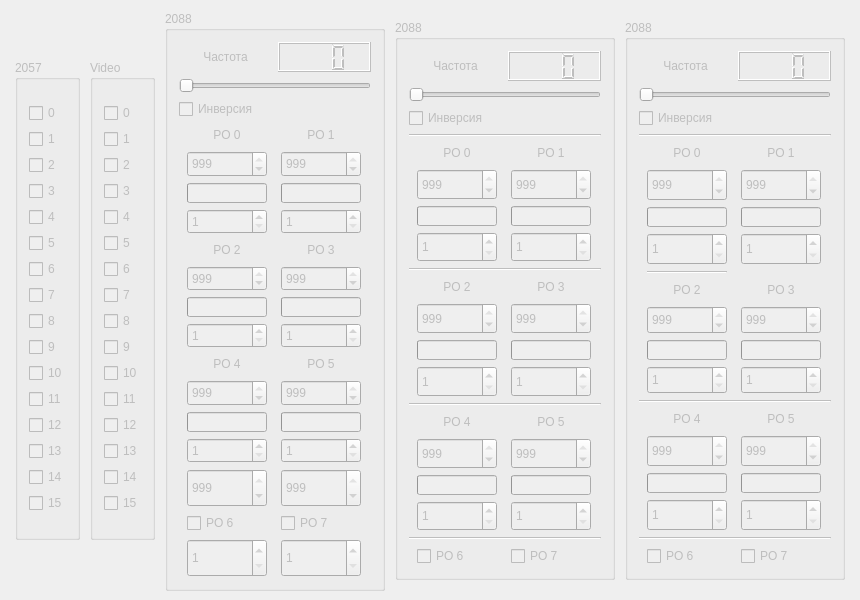
Before: the Qt Designer form Megatron-server/server.ui in sseitov/Megatron, drawn with Qt 5.
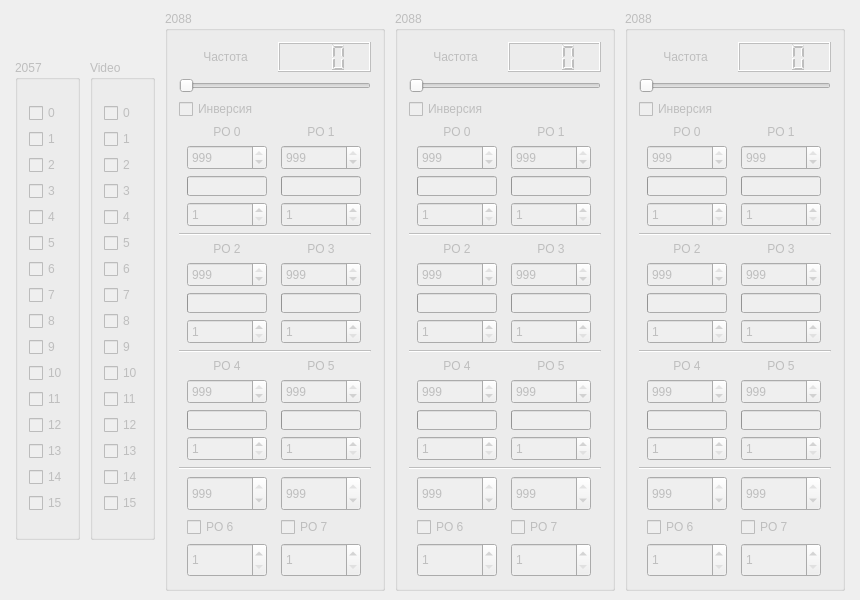
After: the same form once the commit is applied.

Diff of the .ui file:
```diff
--- a/Megatron-server/server.ui
+++ b/Megatron-server/server.ui
@@ -698,6 +698,13 @@
         </item>
        </layout>
       </item>
+      <item>
+       <widget class="Line" name="line_11">
+        <property name="orientation">
+         <enum>Qt::Horizontal</enum>
+        </property>
+       </widget>
+      </item>
       <item>
        <layout class="QGridLayout" name="gridLayout_14">
         <item row="0" column="0">
@@ -896,6 +903,13 @@
         </item>
        </layout>
       </item>
+      <item>
+       <widget class="Line" name="line_12">
+        <property name="orientation">
+         <enum>Qt::Horizontal</enum>
+        </property>
+       </widget>
+      </item>
       <item>
        <layout class="QGridLayout" name="gridLayout_15">
         <item row="0" column="0">
@@ -1094,6 +1108,13 @@
         </item>
        </layout>
       </item>
+      <item>
+       <widget class="Line" name="line_16">
+        <property name="orientation">
+         <enum>Qt::Horizontal</enum>
+        </property>
+       </widget>
+      </item>
       <item>
        <layout class="QGridLayout" name="gridLayout">
         <item row="0" column="0">
@@ -1241,13 +1262,13 @@
      <property name="minimumSize">
       <size>
        <width>220</width>
-       <height>480</height>
+       <height>580</height>
       </size>
      </property>
      <property name="maximumSize">
       <size>
        <width>220</width>
-       <height>560</height>
+       <height>580</height>
       </size>
      </property>
      <property name="title">
@@ -1317,16 +1338,9 @@
        </widget>
       </item>
       <item>
-       <widget class="Line" name="line_10">
-        <property name="orientation">
-         <enum>Qt::Horizontal</enum>
-        </property>
-       </widget>
-      </item>
-      <item>
-       <layout class="QGridLayout" name="gridLayout_5">
+       <layout class="QGridLayout" name="gridLayout_16">
         <item row="0" column="0">
-         <widget class="QLabel" name="label_9">
+         <widget class="QLabel" name="label_30">
           <property name="minimumSize">
            <size>
             <width>80</width>
@@ -1348,7 +1362,7 @@
          </widget>
         </item>
         <item row="0" column="1">
-         <widget class="QLabel" name="label_10">
+         <widget class="QLabel" name="label_31">
           <property name="minimumSize">
            <size>
             <width>80</width>
@@ -1525,7 +1539,7 @@
        </layout>
       </item>
       <item>
-       <widget class="Line" name="line_9">
+       <widget class="Line" name="line_13">
         <property name="orientation">
          <enum>Qt::Horizontal</enum>
         </property>
@@ -1730,7 +1744,7 @@
        </layout>
       </item>
       <item>
-       <widget class="Line" name="line_8">
+       <widget class="Line" name="line_14">
         <property name="orientation">
          <enum>Qt::Horizontal</enum>
         </property>
@@ -1944,6 +1958,56 @@
       <item>
        <layout class="QGridLayout" name="gridLayout_8">
         <item row="0" column="0">
+         <widget class="QSpinBox" name="hi6_2">
+          <property name="minimumSize">
+           <size>
+            <width>80</width>
+            <height>25</height>
+           </size>
+          </property>
+          <property name="maximumSize">
+           <size>
+            <width>50</width>
+            <height>200</height>
+           </size>
+          </property>
+          <property name="minimum">
+           <number>1</number>
+          </property>
+          <property name="maximum">
+           <number>999</number>
+          </property>
+          <property name="value">
+           <number>999</number>
+          </property>
+         </widget>
+        </item>
+        <item row="0" column="1">
+         <widget class="QSpinBox" name="hi7_2">
+          <property name="minimumSize">
+           <size>
+            <width>80</width>
+            <height>25</height>
+           </size>
+          </property>
+          <property name="maximumSize">
+           <size>
+            <width>50</width>
+            <height>200</height>
+           </size>
+          </property>
+          <property name="minimum">
+           <number>1</number>
+          </property>
+          <property name="maximum">
+           <number>999</number>
+          </property>
+          <property name="value">
+           <number>999</number>
+          </property>
+         </widget>
+        </item>
+        <item row="1" column="0">
          <widget class="QCheckBox" name="po6_2">
           <property name="minimumSize">
            <size>
@@ -1962,7 +2026,7 @@
           </property>
          </widget>
         </item>
-        <item row="0" column="1">
+        <item row="1" column="1">
          <widget class="QCheckBox" name="po7_2">
           <property name="minimumSize">
            <size>
@@ -1981,6 +2045,50 @@
           </property>
          </widget>
         </item>
+        <item row="2" column="0">
+         <widget class="QSpinBox" name="lo6_2">
+          <property name="minimumSize">
+           <size>
+            <width>80</width>
+            <height>25</height>
+           </size>
+          </property>
+          <property name="maximumSize">
+           <size>
+            <width>50</width>
+            <height>200</height>
+           </size>
+          </property>
+          <property name="minimum">
+           <number>1</number>
+          </property>
+          <property name="maximum">
+           <number>999</number>
+          </property>
+         </widget>
+        </item>
+        <item row="2" column="1">
+         <widget class="QSpinBox" name="lo7_2">
+          <property name="minimumSize">
+           <size>
+            <width>80</width>
+            <height>25</height>
+           </size>
+          </property>
+          <property name="maximumSize">
+           <size>
+            <width>50</width>
+            <height>200</height>
+           </size>
+          </property>
+          <property name="minimum">
+           <number>1</number>
+          </property>
+          <property name="maximum">
+           <number>999</number>
+          </property>
+         </widget>
+        </item>
        </layout>
       </item>
      </layout>
@@ -1994,13 +2102,13 @@
      <property name="minimumSize">
       <size>
        <width>220</width>
-       <height>480</height>
+       <height>580</height>
       </size>
      </property>
      <property name="maximumSize">
       <size>
        <width>220</width>
-       <height>560</height>
+       <height>580</height>
       </size>
      </property>
      <property name="title">
@@ -2070,16 +2178,9 @@
        </widget>
       </item>
       <item>
-       <widget class="Line" name="line_15">
-        <property name="orientation">
-         <enum>Qt::Horizontal</enum>
-        </property>
-       </widget>
-      </item>
-      <item>
-       <layout class="QGridLayout" name="gridLayout_9">
+       <layout class="QGridLayout" name="gridLayout_19">
         <item row="0" column="0">
-         <widget class="QLabel" name="label_16">
+         <widget class="QLabel" name="label_37">
           <property name="minimumSize">
            <size>
             <width>80</width>
@@ -2101,7 +2202,7 @@
          </widget>
         </item>
         <item row="0" column="1">
-         <widget class="QLabel" name="label_17">
+         <widget class="QLabel" name="label_38">
           <property name="minimumSize">
            <size>
             <width>80</width>
@@ -2278,9 +2379,16 @@
        </layout>
       </item>
       <item>
-       <layout class="QGridLayout" name="gridLayout_10">
-        <item row="1" column="0">
-         <widget class="QLabel" name="label_18">
+       <widget class="Line" name="line_15">
+        <property name="orientation">
+         <enum>Qt::Horizontal</enum>
+        </property>
+       </widget>
+      </item>
+      <item>
+       <layout class="QGridLayout" name="gridLayout_20">
+        <item row="0" column="0">
+         <widget class="QLabel" name="label_39">
           <property name="minimumSize">
            <size>
             <width>80</width>
@@ -2301,8 +2409,8 @@
           </property>
          </widget>
         </item>
-        <item row="1" column="1">
-         <widget class="QLabel" name="label_19">
+        <item row="0" column="1">
+         <widget class="QLabel" name="label_40">
           <property name="minimumSize">
            <size>
             <width>80</width>
@@ -2323,7 +2431,7 @@
           </property>
          </widget>
         </item>
-        <item row="2" column="0">
+        <item row="1" column="0">
          <widget class="QSpinBox" name="hi2_3">
           <property name="minimumSize">
            <size>
@@ -2348,7 +2456,7 @@
           </property>
          </widget>
         </item>
-        <item row="2" column="1">
+        <item row="1" column="1">
          <widget class="QSpinBox" name="hi3_3">
           <property name="minimumSize">
            <size>
@@ -2373,7 +2481,7 @@
           </property>
          </widget>
         </item>
-        <item row="3" column="0">
+        <item row="2" column="0">
          <widget class="QProgressBar" name="po2_3">
           <property name="minimumSize">
            <size>
@@ -2401,29 +2509,7 @@
           </property>
          </widget>
         </item>
-        <item row="4" column="0">
-         <widget class="QSpinBox" name="lo2_3">
-          <property name="minimumSize">
-           <size>
-            <width>80</width>
-            <height>25</height>
-           </size>
-          </property>
-          <property name="maximumSize">
-           <size>
-            <width>50</width>
-            <height>200</height>
-           </size>
-          </property>
-          <property name="minimum">
-           <number>1</number>
-          </property>
-          <property name="maximum">
-           <number>999</number>
-          </property>
-         </widget>
-        </item>
-        <item row="3" column="1">
+        <item row="2" column="1">
          <widget class="QProgressBar" name="po3_3">
           <property name="minimumSize">
            <size>
@@ -2451,7 +2537,29 @@
           </property>
          </widget>
         </item>
-        <item row="4" column="1">
+        <item row="3" column="0">
+         <widget class="QSpinBox" name="lo2_3">
+          <property name="minimumSize">
+           <size>
+            <width>80</width>
+            <height>25</height>
+           </size>
+          </property>
+          <property name="maximumSize">
+           <size>
+            <width>50</width>
+            <height>200</height>
+           </size>
+          </property>
+          <property name="minimum">
+           <number>1</number>
+          </property>
+          <property name="maximum">
+           <number>999</number>
+          </property>
+         </widget>
+        </item>
+        <item row="3" column="1">
          <widget class="QSpinBox" name="lo3_3">
           <property name="minimumSize">
            <size>
@@ -2473,17 +2581,10 @@
           </property>
          </widget>
         </item>
-        <item row="0" column="0">
-         <widget class="Line" name="line_14">
-          <property name="orientation">
-           <enum>Qt::Horizontal</enum>
-          </property>
-         </widget>
-        </item>
        </layout>
       </item>
       <item>
-       <widget class="Line" name="line_13">
+       <widget class="Line" name="line_18">
         <property name="orientation">
          <enum>Qt::Horizontal</enum>
         </property>
@@ -2695,27 +2796,58 @@
        </widget>
       </item>
       <item>
-       <layout class="QGridLayout" name="gridLayout_12">
-        <item row="0" column="1">
-         <widget class="QCheckBox" name="po7_3">
-          <property name="minimumSize">
-           <size>
-            <width>80</width>
-            <height>0</height>
-           </size>
-          </property>
-          <property name="maximumSize">
-           <size>
-            <width>80</width>
-            <height>16777215</height>
-           </size>
-          </property>
-          <property name="text">
-           <string>PO 7</string>
-          </property>
-         </widget>
-        </item>
+       <layout class="QGridLayout" name="gridLayout_3">
         <item row="0" column="0">
+         <widget class="QSpinBox" name="hi6_3">
+          <property name="minimumSize">
+           <size>
+            <width>80</width>
+            <height>25</height>
+           </size>
+          </property>
+          <property name="maximumSize">
+           <size>
+            <width>50</width>
+            <height>200</height>
+           </size>
+          </property>
+          <property name="minimum">
+           <number>1</number>
+          </property>
+          <property name="maximum">
+           <number>999</number>
+          </property>
+          <property name="value">
+           <number>999</number>
+          </property>
+         </widget>
+        </item>
+        <item row="0" column="1">
+         <widget class="QSpinBox" name="hi7_3">
+          <property name="minimumSize">
+           <size>
+            <width>80</width>
+            <height>25</height>
+           </size>
+          </property>
+          <property name="maximumSize">
+           <size>
+            <width>50</width>
+            <height>200</height>
+           </size>
+          </property>
+          <property name="minimum">
+           <number>1</number>
+          </property>
+          <property name="maximum">
+           <number>999</number>
+          </property>
+          <property name="value">
+           <number>999</number>
+          </property>
+         </widget>
+        </item>
+        <item row="1" column="0">
          <widget class="QCheckBox" name="po6_3">
           <property name="minimumSize">
            <size>
@@ -2734,6 +2866,69 @@
           </property>
          </widget>
         </item>
+        <item row="1" column="1">
+         <widget class="QCheckBox" name="po7_3">
+          <property name="minimumSize">
+           <size>
+            <width>80</width>
+            <height>0</height>
+           </size>
+          </property>
+          <property name="maximumSize">
+           <size>
+            <width>80</width>
+            <height>16777215</height>
+           </size>
+          </property>
+          <property name="text">
+           <string>PO 7</string>
+          </property>
+         </widget>
+        </item>
+        <item row="2" column="0">
+         <widget class="QSpinBox" name="lo6_3">
+          <property name="minimumSize">
+           <size>
+            <width>80</width>
+            <height>25</height>
+           </size>
+          </property>
+          <property name="maximumSize">
+           <size>
+            <width>50</width>
+            <height>200</height>
+           </size>
+          </property>
+          <property name="minimum">
+           <number>1</number>
+          </property>
+          <property name="maximum">
+           <number>999</number>
+          </property>
+         </widget>
+        </item>
+        <item row="2" column="1">
+         <widget class="QSpinBox" name="lo7_3">
+          <property name="minimumSize">
+           <size>
+            <width>80</width>
+            <height>25</height>
+           </size>
+          </property>
+          <property name="maximumSize">
+           <size>
+            <width>50</width>
+            <height>200</height>
+           </size>
+          </property>
+          <property name="minimum">
+           <number>1</number>
+          </property>
+          <property name="maximum">
+           <number>999</number>
+          </property>
+         </widget>
+        </item>
        </layout>
       </item>
      </layout>
```
Left out of the diff: 32 changed lines with no effect on the pictures.
